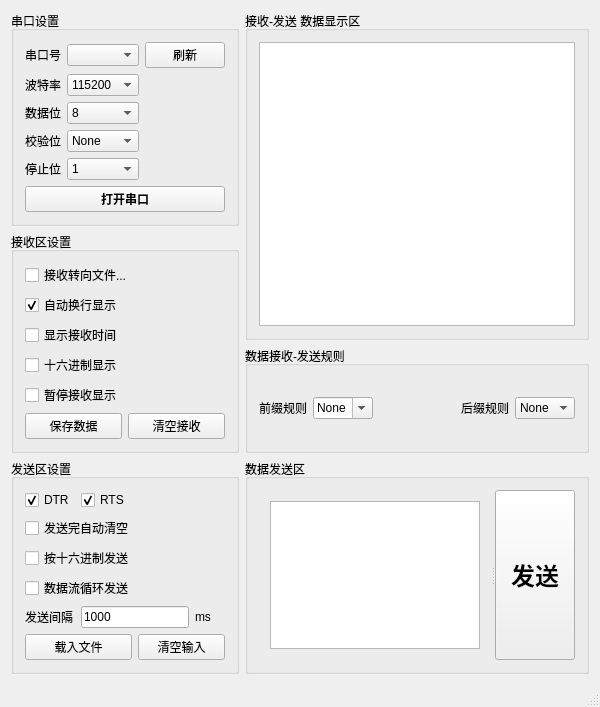
This is serialportwindow.ui in eveningwyn/Ethernet_SerialPort as Qt 5 draws it before an edit. The edited form follows.
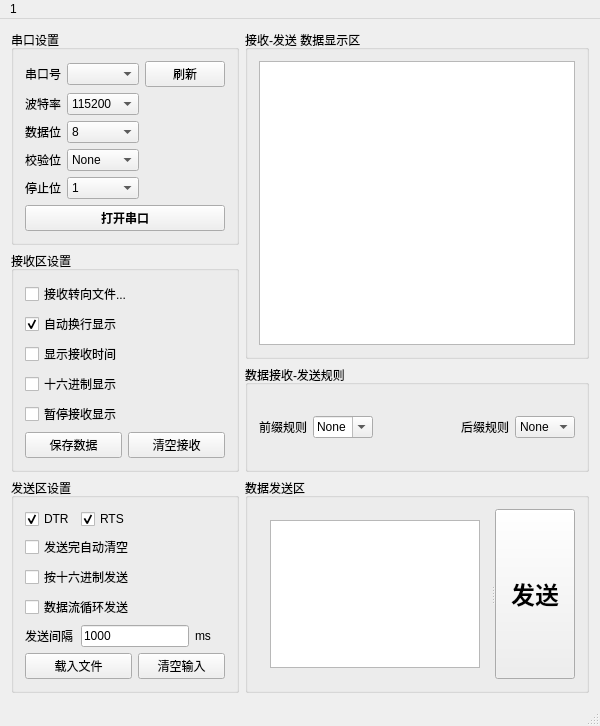
This is the edited form. Icons and pictures are not drawn.

What changed in the file:
```diff
--- a/serialportwindow.ui
+++ b/serialportwindow.ui
@@ -611,6 +611,12 @@
      <height>23</height>
     </rect>
    </property>
+   <widget class="QMenu" name="menu1">
+    <property name="title">
+     <string>1</string>
+    </property>
+   </widget>
+   <addaction name="menu1"/>
   </widget>
   <widget class="QStatusBar" name="statusBar"/>
  </widget>
```
Left out of the diff: 10 changed lines with no effect on the pictures.
